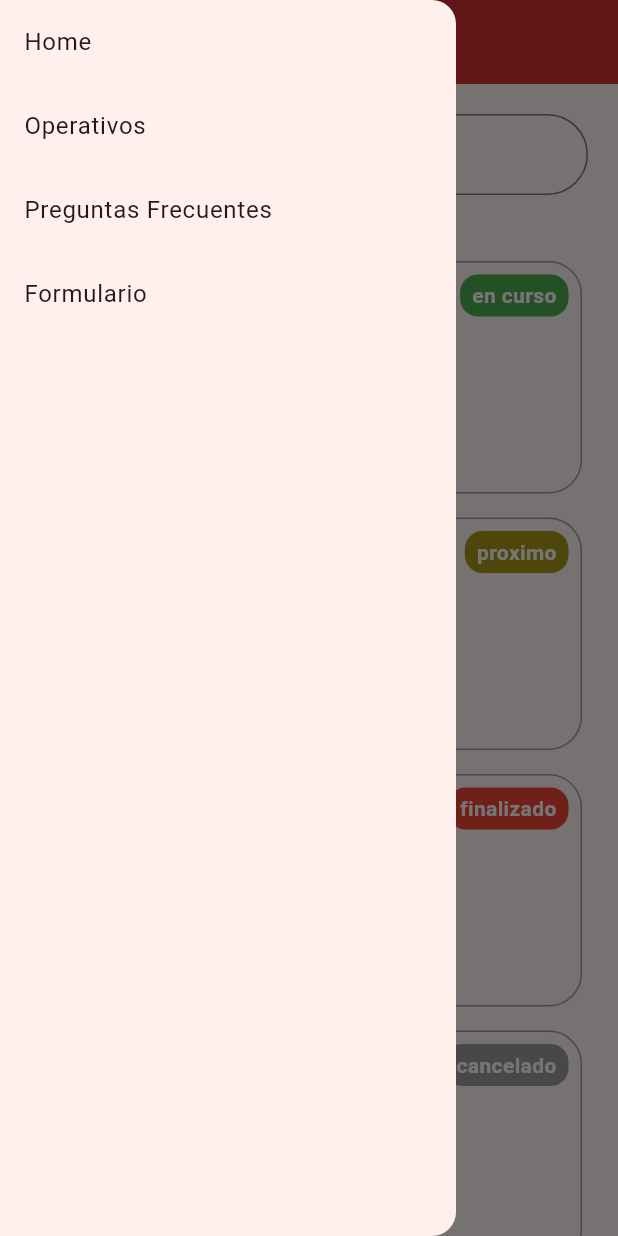
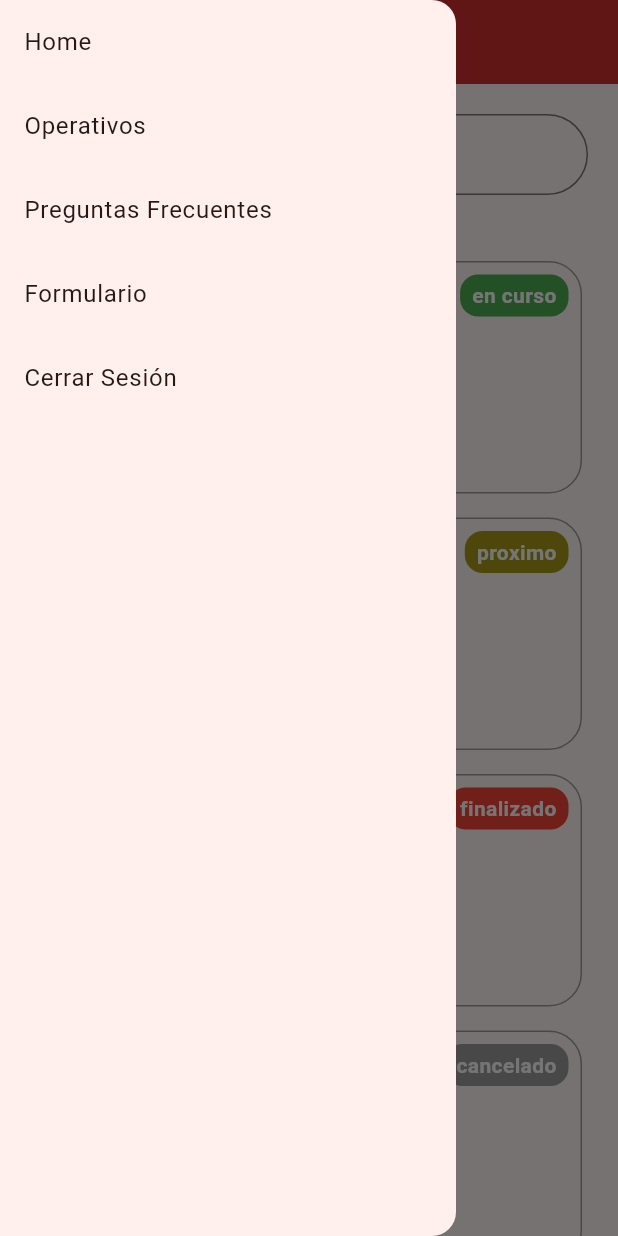
Before and after one commit to Cedricnator/vida-chile, a Flutter app: the CampaignPage screen opened by its route, with the side drawer open, on a phone screen of 412 x 824 dp. Run offline on Flutter 3.47's test engine with Material 3 defaults, Android fonts, the phone set to English and light mode, and no system bars; missing offline and left inert: flutter_faq.

Commit message:
Refactor NavBar widget: update menu options and add logout functionality

```diff
--- a/mobile/lib/common/widgets/nav_bar.dart
+++ b/mobile/lib/common/widgets/nav_bar.dart
@@ -19,16 +19,22 @@ class NavBar extends StatelessWidget {
                 Navigator.pushNamed(context, '/operativos');
               }),
           ListTile(
-            title: Text("Preguntas Frecuentes"),
+            title: const Text("Preguntas Frecuentes"),
             onTap: () {
               Navigator.pushNamed(context, '/preguntas-frecuentes');
             },
           ),
           //TODO: limit the access to be only from an campaign. delete this bypass
           ListTile(
-            title: Text("Formulario"),
+            title: const Text("Formulario"),
             onTap: () {
               Navigator.pushNamed(context, '/formulario');
+            },
+          ),
+           ListTile(
+            title: const Text("Cerrar Sesión"),
+            onTap: () {
+              Navigator.pushNamed(context, '/login');
             },
           )
         ],
--- a/mobile/lib/features/faq/view/faq_screen.dart
+++ b/mobile/lib/features/faq/view/faq_screen.dart
@@ -27,9 +27,9 @@ class FaqPage extends StatelessWidget {
     ];
 
     return Scaffold(
-      drawer: NavBar(),
+      drawer: const NavBar(),
       appBar: AppBar(
-        title: Text("Preguntas Frecuentes"),
+        title: const Text("Preguntas Frecuentes"),
       ),
       body: ListView.builder(
         itemCount: faqs.length,
@@ -43,7 +43,7 @@ class FaqPage extends StatelessWidget {
             ansDecoration:
                 BoxDecoration(color: Theme.of(context).dialogBackgroundColor),
             ansStyle: Theme.of(context).textTheme.bodyMedium,
-            separator: Divider(
+            separator: const Divider(
               height: 50,
               thickness: 0,
             ),
```
Also changed, not shown: mobile/lib/features/campaign/models/campaign.dart (+5 -2 lines), mobile/lib/features/user/view/login.dart (+9 -9 lines).
